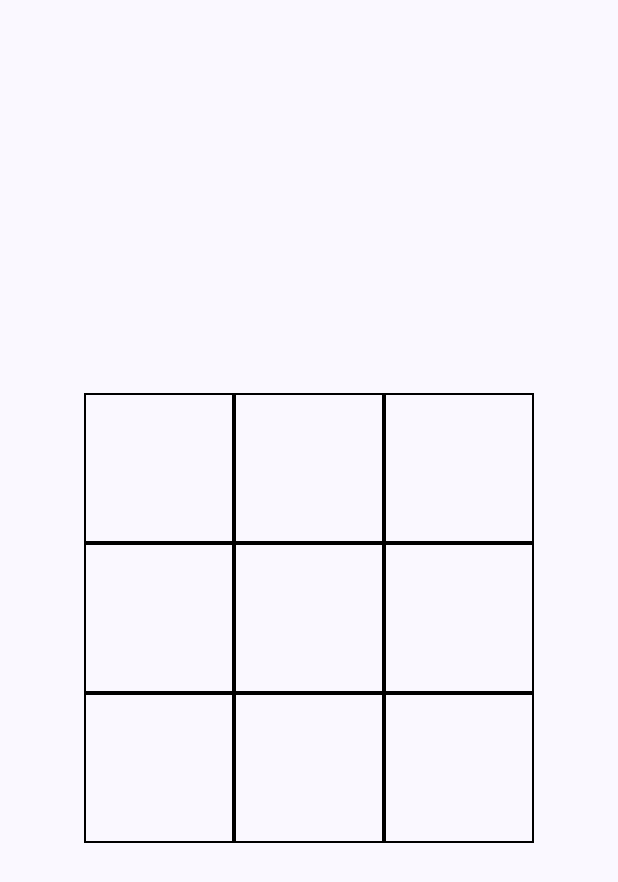
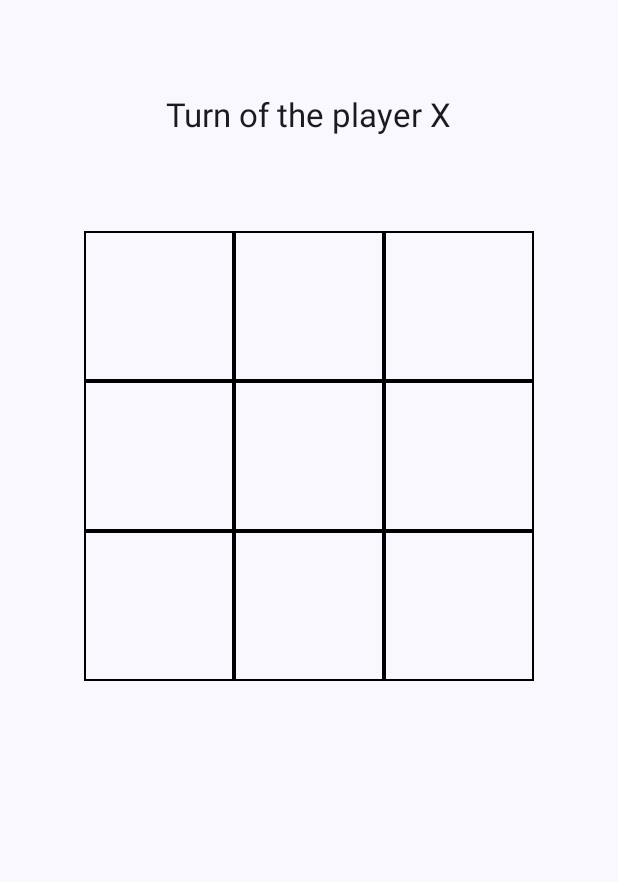
Before and after one commit to groxx20/DEV2-019, an Android app built with Jetpack Compose: the screen it shows after launch (MainActivity), on a phone screen of 412 x 824 dp. Shown: the top 882 px of the screen. Run offline under Robolectric (Android 15) with nearby library versions, the phone set to English and light mode, and no system bars.

Commit message:
ui improvements

```diff
--- a/app/src/main/java/com/example/tictacdoe/domain/BoardMapper.kt
+++ b/app/src/main/java/com/example/tictacdoe/domain/BoardMapper.kt
@@ -8,7 +8,7 @@ fun mapBoardToUi(board: List<List<String>>): BoardUi {
     val boardStatus = when {
         hasWinner -> BoardStatus.WIN
         !hasWinner && board.flatten().none { it.isEmpty() } -> BoardStatus.DRAW
-        else -> BoardStatus.GAME
+        else -> BoardStatus.PLAYING
     }
     return BoardUi(
         board = board,
--- a/app/src/main/java/com/example/tictacdoe/domain/model/BoardStatus.kt
+++ b/app/src/main/java/com/example/tictacdoe/domain/model/BoardStatus.kt
@@ -1,3 +1,3 @@
 package com.example.tictacdoe.domain.model
 
-enum class BoardStatus { GAME, WIN, DRAW }
+enum class BoardStatus { PLAYING, WIN, DRAW }
--- a/app/src/main/java/com/example/tictacdoe/domain/model/BoardUi.kt
+++ b/app/src/main/java/com/example/tictacdoe/domain/model/BoardUi.kt
@@ -2,5 +2,5 @@ package com.example.tictacdoe.domain.model
 
 data class BoardUi(
     val board: List<List<String>> = List(3) { List(3) { "" } },
-    val boardStatus: BoardStatus = BoardStatus.GAME
+    val boardStatus: BoardStatus = BoardStatus.PLAYING
 )
--- a/app/src/main/java/com/example/tictacdoe/ui/cells/Board.kt
+++ b/app/src/main/java/com/example/tictacdoe/ui/cells/Board.kt
@@ -1,14 +1,12 @@
 package com.example.tictacdoe.ui.cells
 
-import androidx.compose.foundation.border
-import androidx.compose.foundation.clickable
 import androidx.compose.foundation.layout.Arrangement
-import androidx.compose.foundation.layout.Box
 import androidx.compose.foundation.layout.Column
 import androidx.compose.foundation.layout.Row
 import androidx.compose.foundation.layout.fillMaxSize
 import androidx.compose.foundation.layout.fillMaxWidth
-import androidx.compose.foundation.layout.size
+import androidx.compose.foundation.layout.padding
+import androidx.compose.material3.Button
 import androidx.compose.material3.Text
 import androidx.compose.runtime.Composable
 import androidx.compose.runtime.collectAsState
@@ -17,9 +15,13 @@ import androidx.compose.runtime.mutableStateOf
 import androidx.compose.runtime.remember
 import androidx.compose.ui.Alignment
 import androidx.compose.ui.Modifier
-import androidx.compose.ui.graphics.Color
-import androidx.compose.ui.unit.dp
+import androidx.compose.ui.res.stringResource
+import com.example.tictacdoe.R
+import com.example.tictacdoe.domain.model.BoardStatus
 import com.example.tictacdoe.presentation.BoardViewModel
+import com.example.tictacdoe.ui.theme.Typography
+import com.example.tictacdoe.ui.theme.spacingLarge
+import com.example.tictacdoe.ui.theme.spacingRegular
 import com.example.tictacdoe.util.Constants
 import org.koin.androidx.compose.koinViewModel
 
@@ -27,24 +29,29 @@ import org.koin.androidx.compose.koinViewModel
 @Composable
 fun Board(viewModel: BoardViewModel = koinViewModel(), modifier: Modifier) {
 
-    val currentPlayer = remember {
-        mutableStateOf("X")
-    }
+    val currentPlayer = remember { mutableStateOf(Constants.X) }
 
     val uiState by viewModel.uiState.collectAsState()
     Column(
         modifier = modifier
             .fillMaxSize(),
-        verticalArrangement = Arrangement.Center,
         horizontalAlignment = Alignment.CenterHorizontally
     ) {
+
+        Text(
+            text = "${stringResource(id = R.string.turn)} ${currentPlayer.value}",
+            style = Typography.titleLarge,
+            modifier = Modifier.padding(spacingLarge)
+        )
+
         uiState.board.forEachIndexed { rowIndex, row ->
             Row(
                 modifier = Modifier.fillMaxWidth(),
                 horizontalArrangement = Arrangement.Center
             ) {
                 row.forEachIndexed { columnIndex, cellValue ->
-                    Cell(
+                    BoardCell(
+                        isClickable = uiState.boardStatus == BoardStatus.PLAYING && cellValue.isEmpty(),
                         value = cellValue,
                         onClick = {
                             viewModel.updateBoard(
@@ -53,27 +60,26 @@ fun Board(viewModel: BoardViewModel = koinViewModel(), modifier: Modifier) {
                                 currentPlayer.value
                             )
                             currentPlayer.value =
-                                if (currentPlayer.value == Constants.O) Constants.O else Constants.X
+                                if (currentPlayer.value == Constants.O) Constants.X else Constants.O
                         }
                     )
                 }
             }
         }
+
+        when (uiState.boardStatus) {
+            BoardStatus.WIN, BoardStatus.DRAW -> {
+                StatusCell(uiState.boardStatus)
+                Button(
+                    modifier = Modifier.padding(spacingRegular),
+                    onClick = { viewModel.resetBoard() }) {
+                    Text(text = stringResource(id = R.string.reset))
+                }
+            }
+
+            else -> {}
+        }
+
+
     }
 }
-
-@Composable
-fun Cell(value: String, onClick: () -> Unit) {
-    Box(
-        modifier = Modifier
-            .size(100.dp)
-            .border(1.dp, Color.Black)
-            .clickable { onClick() },
-        contentAlignment = Alignment.Center
-    ) {
-        Text(
-            text = value,
-//            style =
-        )
-    }
-}
--- /dev/null
+++ b/app/src/main/java/com/example/tictacdoe/ui/cells/BoardCell.kt
@@ -0,0 +1,31 @@
+package com.example.tictacdoe.ui.cells
+
+import androidx.compose.foundation.border
+import androidx.compose.foundation.clickable
+import androidx.compose.foundation.layout.Box
+import androidx.compose.foundation.layout.size
+import androidx.compose.material3.Text
+import androidx.compose.runtime.Composable
+import androidx.compose.ui.Alignment
+import androidx.compose.ui.Modifier
+import androidx.compose.ui.graphics.Color
+import com.example.tictacdoe.ui.theme.Typography
+import com.example.tictacdoe.ui.theme.boardCellSize
+import com.example.tictacdoe.ui.theme.smallBorder
+import com.example.tictacdoe.util.Constants
+
+@Composable
+fun BoardCell(isClickable: Boolean, value: String, onClick: () -> Unit) {
+    Box(
+        modifier = Modifier
+            .size(boardCellSize)
+            .border(smallBorder, Color.Black)
+            .clickable(enabled = isClickable) { onClick() },
+        contentAlignment = Alignment.Center
+    ) {
+        Text(
+            text = value,
+            style = Typography.titleLarge.copy(color = if (value == Constants.X) Color.Red else Color.Blue)
+        )
+    }
+}
--- /dev/null
+++ b/app/src/main/java/com/example/tictacdoe/ui/cells/StatusCell.kt
@@ -0,0 +1,19 @@
+package com.example.tictacdoe.ui.cells
+
+import androidx.compose.foundation.layout.padding
+import androidx.compose.material3.Text
+import androidx.compose.runtime.Composable
+import androidx.compose.ui.Modifier
+import androidx.compose.ui.graphics.Color
+import com.example.tictacdoe.domain.model.BoardStatus
+import com.example.tictacdoe.ui.theme.Typography
+import com.example.tictacdoe.ui.theme.spacingLarge
+
+@Composable
+fun StatusCell(status: BoardStatus) {
+    Text(
+        modifier = Modifier.padding(spacingLarge),
+        text = status.name,
+        style = Typography.titleLarge.copy(color = if (status == BoardStatus.WIN) Color.Green else Color.Blue)
+    )
+}
--- /dev/null
+++ b/app/src/main/java/com/example/tictacdoe/ui/theme/Dimensions.kt
@@ -0,0 +1,10 @@
+package com.example.tictacdoe.ui.theme
+
+import androidx.compose.ui.unit.dp
+
+val spacingRegular = 16.dp
+val spacingLarge = 64.dp
+
+val boardCellSize = 100.dp
+
+val smallBorder = 1.dp
--- a/app/src/main/java/com/example/tictacdoe/ui/theme/Type.kt
+++ b/app/src/main/java/com/example/tictacdoe/ui/theme/Type.kt
@@ -14,8 +14,8 @@ val Typography = Typography(
         fontSize = 16.sp,
         lineHeight = 24.sp,
         letterSpacing = 0.5.sp
-    )
-    /* Other default text styles to override
+    ),
+
     titleLarge = TextStyle(
         fontFamily = FontFamily.Default,
         fontWeight = FontWeight.Normal,
@@ -23,12 +23,5 @@ val Typography = Typography(
         lineHeight = 28.sp,
         letterSpacing = 0.sp
     ),
-    labelSmall = TextStyle(
-        fontFamily = FontFamily.Default,
-        fontWeight = FontWeight.Medium,
-        fontSize = 11.sp,
-        lineHeight = 16.sp,
-        letterSpacing = 0.5.sp
-    )
-    */
+
 )
--- a/app/src/main/res/values/strings.xml
+++ b/app/src/main/res/values/strings.xml
@@ -1,3 +1,6 @@
 <resources>
     <string name="app_name">TicTacDoe</string>
+
+    <string name="reset">Reset</string>
+    <string name="turn">Turn of the player</string>
 </resources>
```
